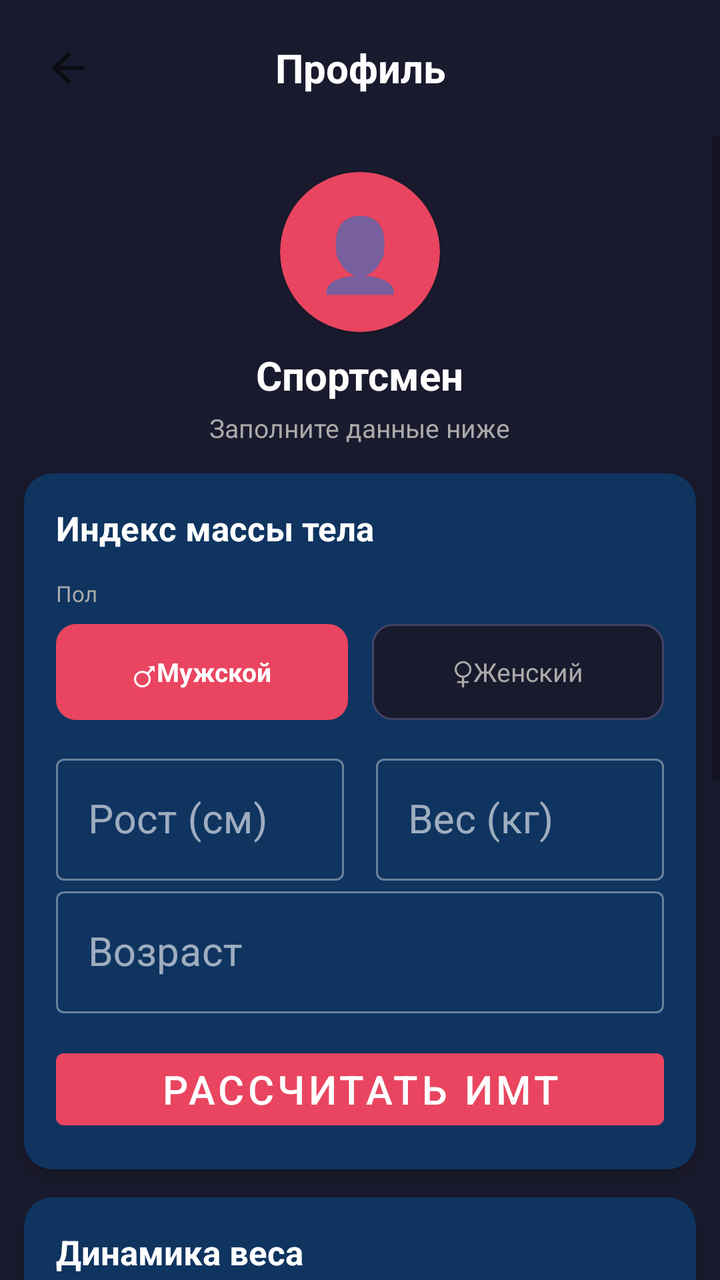
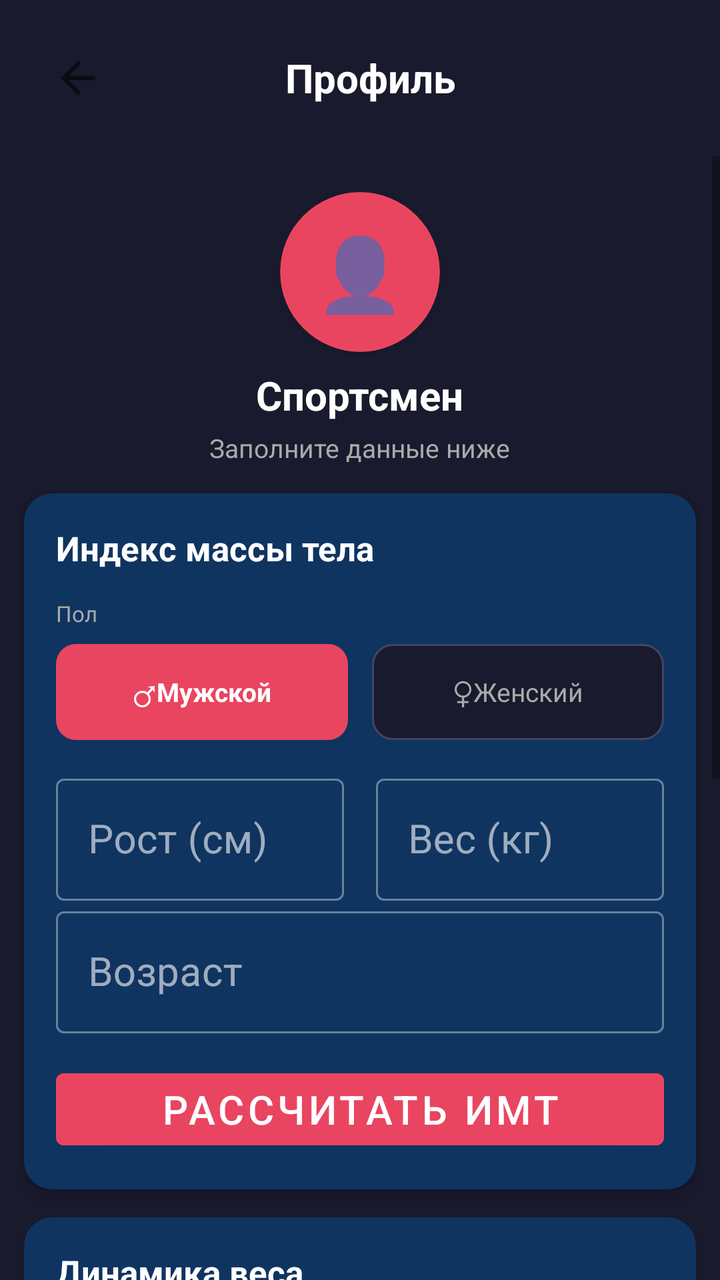

Before-and-after screenshots of an Android layout around one commit, followed by the original layout XML and the change that was made.
<!-- AndroidManifest.xml: application theme Theme.Personaltrainer -->
<!-- res/layout/activity_profile.xml -->
<?xml version="1.0" encoding="utf-8"?>
<LinearLayout xmlns:android="http://schemas.android.com/apk/res/android"
    xmlns:app="http://schemas.android.com/apk/res-auto"
    android:id="@+id/rootProfile"
    android:layout_width="match_parent"
    android:layout_height="match_parent"
    android:background="@color/background_dark"
    android:orientation="vertical">

    <LinearLayout
        android:layout_width="match_parent"
        android:layout_height="wrap_content"
        android:gravity="center_vertical"
        android:orientation="horizontal"
        android:padding="@dimen/spacing_md">

        <ImageView
            android:id="@+id/btnBack"
            android:layout_width="40dp"
            android:layout_height="40dp"
            android:padding="8dp"
            android:src="@drawable/arrow_back"
            android:background="?attr/selectableItemBackgroundBorderless"
            android:clickable="true"
            android:focusable="true"
            android:contentDescription="@string/btn_back" />

        <TextView
            android:layout_width="0dp"
            android:layout_height="wrap_content"
            android:layout_weight="1"
            android:gravity="center"
            android:maxLines="1"
            android:text="@string/profile_title"
            android:textColor="@color/white"
            android:textSize="@dimen/text_xl"
            android:textStyle="bold" />

        <View
            android:layout_width="40dp"
            android:layout_height="@dimen/btn_height_sm" />

    </LinearLayout>

    <ScrollView
        android:id="@+id/scrollViewProfile"
        android:layout_width="match_parent"
        android:layout_height="0dp"
        android:layout_weight="1"
        android:fillViewport="true">

        <LinearLayout
            android:layout_width="match_parent"
            android:layout_height="wrap_content"
            android:orientation="vertical"
            android:paddingBottom="@dimen/spacing_xl">

            <LinearLayout
                android:layout_width="match_parent"
                android:layout_height="wrap_content"
                android:gravity="center"
                android:orientation="vertical"
                android:paddingTop="@dimen/spacing_lg"
                android:paddingBottom="@dimen/spacing_md">

                <androidx.cardview.widget.CardView
                    android:layout_width="@dimen/profile_avatar"
                    android:layout_height="@dimen/profile_avatar"
                    app:cardBackgroundColor="@color/primary"
                    app:cardCornerRadius="50dp">

                    <TextView
                        android:layout_width="match_parent"
                        android:layout_height="match_parent"
                        android:gravity="center"
                        android:text="@string/profile_emoji"
                        android:textSize="36sp" />

                </androidx.cardview.widget.CardView>

                <TextView
                    android:layout_width="wrap_content"
                    android:layout_height="wrap_content"
                    android:layout_marginTop="@dimen/spacing_sm"
                    android:text="@string/profile_default_name"
                    android:textColor="@color/white"
                    android:textSize="@dimen/profile_title_text"
                    android:textStyle="bold" />

                <TextView
                    android:id="@+id/tvBmiCategory"
                    android:layout_width="wrap_content"
                    android:layout_height="wrap_content"
                    android:layout_marginTop="4dp"
                    android:text="@string/profile_fill_data"
                    android:textColor="@color/text_secondary"
                    android:textSize="@dimen/text_sm" />

            </LinearLayout>

            <androidx.cardview.widget.CardView
                android:layout_width="match_parent"
                android:layout_height="wrap_content"
                android:layout_marginHorizontal="@dimen/card_margin"
                android:layout_marginBottom="@dimen/spacing_md"
                app:cardBackgroundColor="@color/background_card"
                app:cardCornerRadius="@dimen/card_radius"
                app:cardElevation="@dimen/card_elevation">

                <LinearLayout
                    android:layout_width="match_parent"
                    android:layout_height="wrap_content"
                    android:orientation="vertical"
                    android:padding="@dimen/card_padding">

                    <TextView
                        android:layout_width="wrap_content"
                        android:layout_height="wrap_content"
                        android:layout_marginBottom="@dimen/spacing_md"
                        android:text="@string/bmi_title"
                        android:textColor="@color/white"
                        android:textSize="@dimen/text_lg"
                        android:textStyle="bold" />

                    <TextView
                        android:layout_width="wrap_content"
                        android:layout_height="wrap_content"
                        android:layout_marginBottom="@dimen/spacing_sm"
                        android:text="@string/gender"
                        android:textColor="@color/text_secondary"
                        android:textSize="@dimen/text_xs" />

                    <LinearLayout
                        android:layout_width="match_parent"
                        android:layout_height="@dimen/btn_height_md"
                        android:layout_marginBottom="@dimen/spacing_md"
                        android:orientation="horizontal">

                        <LinearLayout
                            android:id="@+id/btnGenderMale"
                            android:layout_width="0dp"
                            android:layout_height="match_parent"
                            android:layout_marginEnd="6dp"
                            android:layout_weight="1"
                            android:background="@drawable/bg_gender_selected"
                            android:clickable="true"
                            android:focusable="true"
                            android:gravity="center"
                            android:orientation="horizontal">

                            <TextView
                                android:layout_width="wrap_content"
                                android:layout_height="wrap_content"
                                android:text="@string/male_symbol"
                                android:textColor="@color/white"
                                android:textSize="@dimen/text_md" />

                            <TextView
                                android:id="@+id/tvGenderMaleLabel"
                                android:layout_width="wrap_content"
                                android:layout_height="wrap_content"
                                android:maxLines="1"
                                android:text="@string/gender_male"
                                android:textColor="@color/white"
                                android:textSize="@dimen/text_sm"
                                android:textStyle="bold" />

                        </LinearLayout>

                        <LinearLayout
                            android:id="@+id/btnGenderFemale"
                            android:layout_width="0dp"
                            android:layout_height="match_parent"
                            android:layout_marginStart="6dp"
                            android:layout_weight="1"
                            android:background="@drawable/bg_gender_unselected"
                            android:clickable="true"
                            android:focusable="true"
                            android:gravity="center"
                            android:orientation="horizontal">

                            <TextView
                                android:layout_width="wrap_content"
                                android:layout_height="wrap_content"
                                android:text="@string/female_symbol"
                                android:textColor="@color/text_secondary"
                                android:textSize="@dimen/text_md" />

                            <TextView
                                android:id="@+id/tvGenderFemaleLabel"
                                android:layout_width="wrap_content"
                                android:layout_height="wrap_content"
                                android:maxLines="1"
                                android:text="@string/gender_female"
                                android:textColor="@color/text_secondary"
                                android:textSize="@dimen/text_sm" />

                        </LinearLayout>

                    </LinearLayout>

                    <LinearLayout
                        android:layout_width="match_parent"
                        android:layout_height="wrap_content"
                        android:orientation="horizontal">

                        <LinearLayout
                            android:layout_width="0dp"
                            android:layout_height="wrap_content"
                            android:layout_marginEnd="@dimen/spacing_sm"
                            android:layout_weight="1"
                            android:orientation="vertical">

                            <com.google.android.material.textfield.TextInputLayout
                                style="@style/Widget.MaterialComponents.TextInputLayout.OutlinedBox"
                                android:layout_width="match_parent"
                                android:layout_height="wrap_content"
                                android:theme="@style/ThemeOverlay.Profile.Input">

                                <com.google.android.material.textfield.TextInputEditText
                                    android:id="@+id/etHeight"
                                    android:layout_width="match_parent"
                                    android:layout_height="wrap_content"
                                    android:hint="@string/height_hint"
                                    android:inputType="numberDecimal"
                                    android:textColor="@color/white"
                                    android:textColorHint="@color/text_hint"
                                    android:textSize="@dimen/text_md" />

                            </com.google.android.material.textfield.TextInputLayout>

                        </LinearLayout>

                        <LinearLayout
                            android:layout_width="0dp"
                            android:layout_height="wrap_content"
                            android:layout_marginStart="@dimen/spacing_sm"
                            android:layout_weight="1"
                            android:orientation="vertical">


                            <com.google.android.material.textfield.TextInputLayout
                                style="@style/Widget.MaterialComponents.TextInputLayout.OutlinedBox"
                                android:layout_width="match_parent"
                                android:layout_height="wrap_content"
                                android:theme="@style/ThemeOverlay.Profile.Input">

                                <com.google.android.material.textfield.TextInputEditText
                                    android:id="@+id/etWeight"
                                    android:layout_width="match_parent"
                                    android:layout_height="wrap_content"
                                    android:hint="@string/weight_hint"
                                    android:inputType="numberDecimal"
                                    android:textColor="@color/white"
                                    android:textColorHint="@color/text_hint"
                                    android:textSize="@dimen/text_md" />

                            </com.google.android.material.textfield.TextInputLayout>

                        </LinearLayout>

                    </LinearLayout>



                    <com.google.android.material.textfield.TextInputLayout
                        style="@style/Widget.MaterialComponents.TextInputLayout.OutlinedBox"
                        android:layout_width="match_parent"
                        android:layout_height="wrap_content"
                        android:theme="@style/ThemeOverlay.Profile.Input">

                        <com.google.android.material.textfield.TextInputEditText
                            android:id="@+id/etAge"
                            android:layout_width="match_parent"
                            android:layout_height="wrap_content"
                            android:hint="@string/age_hint"
                            android:inputType="number"
                            android:textColor="@color/white"
                            android:textColorHint="@color/text_hint"
                            android:textSize="@dimen/text_md" />

                    </com.google.android.material.textfield.TextInputLayout>

                    <Button
                        android:id="@+id/btnCalculateBmi"
                        android:layout_width="match_parent"
                        android:layout_height="@dimen/btn_height_md"
                        android:layout_marginTop="@dimen/spacing_md"
                        android:backgroundTint="@color/primary"
                        android:text="@string/calculate_bmi"
                        android:textColor="@color/white"
                        android:textSize="@dimen/text_md" />

                    <LinearLayout
                        android:id="@+id/layoutBmiResult"
                        android:layout_width="match_parent"
                        android:layout_height="wrap_content"
                        android:layout_marginTop="@dimen/spacing_md"
                        android:background="@drawable/bg_bmi_result"
                        android:orientation="vertical"
                        android:padding="@dimen/spacing_sm"
                        android:visibility="gone">

                        <LinearLayout
                            android:layout_width="match_parent"
                            android:layout_height="wrap_content"
                            android:gravity="center"
                            android:orientation="horizontal">

                            <LinearLayout
                                android:layout_width="0dp"
                                android:layout_height="wrap_content"
                                android:layout_weight="1"
                                android:gravity="center"
                                android:orientation="vertical">

                                <TextView
                                    android:layout_width="wrap_content"
                                    android:layout_height="wrap_content"
                                    android:text="@string/bmi_label"
                                    android:textColor="@color/text_secondary"
                                    android:textSize="@dimen/text_xs" />

                                <TextView
                                    android:id="@+id/tvBmiValue"
                                    android:layout_width="wrap_content"
                                    android:layout_height="wrap_content"
                                    android:text="@string/bmi_dash"
                                    android:textColor="@color/white"
                                    android:textSize="@dimen/bmi_value_text"
                                    android:textStyle="bold" />

                            </LinearLayout>

                            <View
                                android:layout_width="1dp"
                                android:layout_height="44dp"
                                android:background="@color/divider_light" />

                            <LinearLayout
                                android:layout_width="0dp"
                                android:layout_height="wrap_content"
                                android:layout_weight="1"
                                android:gravity="center"
                                android:orientation="vertical">

                                <TextView
                                    android:layout_width="wrap_content"
                                    android:layout_height="wrap_content"
                                    android:text="@string/bmi_category"
                                    android:textColor="@color/text_secondary"
                                    android:textSize="@dimen/text_xs" />

                                <TextView
                                    android:id="@+id/tvBmiResultCategory"
                                    android:layout_width="wrap_content"
                                    android:layout_height="wrap_content"
                                    android:gravity="center"
                                    android:maxLines="2"
                                    android:text="@string/bmi_dash"
                                    android:textColor="@color/accent"
                                    android:textSize="@dimen/bmi_category_text"
                                    android:textStyle="bold" />

                            </LinearLayout>

                        </LinearLayout>

                        <TextView
                            android:id="@+id/tvBmiNorm"
                            android:layout_width="match_parent"
                            android:layout_height="wrap_content"
                            android:layout_marginTop="@dimen/spacing_sm"
                            android:gravity="center"
                            android:maxLines="2"
                            android:textColor="@color/text_secondary"
                            android:textSize="@dimen/text_xs" />

                    </LinearLayout>

                </LinearLayout>

            </androidx.cardview.widget.CardView>

            <androidx.cardview.widget.CardView
                android:layout_width="match_parent"
                android:layout_height="wrap_content"
                android:layout_marginHorizontal="@dimen/card_margin"
                android:layout_marginBottom="@dimen/spacing_md"
                app:cardBackgroundColor="@color/background_card"
                app:cardCornerRadius="@dimen/card_radius"
                app:cardElevation="@dimen/card_elevation">

                <LinearLayout
                    android:layout_width="match_parent"
                    android:layout_height="wrap_content"
                    android:orientation="vertical"
                    android:padding="@dimen/card_padding">

                    <TextView
                        android:layout_width="wrap_content"
                        android:layout_height="wrap_content"
                        android:layout_marginBottom="@dimen/spacing_sm"
                        android:text="@string/weight_dynamics"
                        android:textColor="@color/white"
                        android:textSize="@dimen/text_lg"
                        android:textStyle="bold" />

                    <TextView
                        android:id="@+id/tvNoWeightData"
                        android:layout_width="match_parent"
                        android:layout_height="wrap_content"
                        android:gravity="center"
                        android:padding="@dimen/spacing_lg"
                        android:text="@string/no_weight_data"
                        android:textColor="@color/text_hint"
                        android:textSize="@dimen/text_sm"
                        android:visibility="visible" />

                    <com.github.mikephil.charting.charts.LineChart
                        android:id="@+id/weightChart"
                        android:layout_width="match_parent"
                        android:layout_height="@dimen/chart_height"
                        android:visibility="gone" />

                </LinearLayout>

            </androidx.cardview.widget.CardView>

            <androidx.cardview.widget.CardView
                android:layout_width="match_parent"
                android:layout_height="wrap_content"
                android:layout_marginHorizontal="@dimen/card_margin"
                android:layout_marginBottom="@dimen/spacing_md"
                app:cardBackgroundColor="@color/background_card"
                app:cardCornerRadius="@dimen/card_radius"
                app:cardElevation="@dimen/card_elevation">

                <LinearLayout
                    android:layout_width="match_parent"
                    android:layout_height="wrap_content"
                    android:orientation="vertical"
                    android:padding="@dimen/card_padding">

                    <TextView
                        android:layout_width="wrap_content"
                        android:layout_height="wrap_content"
                        android:layout_marginBottom="@dimen/spacing_md"
                        android:text="@string/stats_title"
                        android:textColor="@color/white"
                        android:textSize="@dimen/text_lg"
                        android:textStyle="bold" />

                    <LinearLayout
                        android:layout_width="match_parent"
                        android:layout_height="wrap_content"
                        android:baselineAligned="false"
                        android:orientation="horizontal">

                        <LinearLayout
                            android:layout_width="0dp"
                            android:layout_height="wrap_content"
                            android:layout_marginEnd="4dp"
                            android:layout_weight="1"
                            android:background="@drawable/bg_stat_card"
                            android:gravity="center"
                            android:minHeight="@dimen/stat_min_height"
                            android:orientation="vertical"
                            android:padding="@dimen/stat_card_padding">

                            <TextView
                                android:id="@+id/tvTotalWorkouts"
                                android:layout_width="wrap_content"
                                android:layout_height="wrap_content"
                                android:maxLines="1"
                                android:text="0"
                                android:textColor="@color/primary"
                                android:textSize="@dimen/stat_value_text"
                                android:textStyle="bold" />

                            <TextView
                                android:layout_width="wrap_content"
                                android:layout_height="wrap_content"
                                android:gravity="center"
                                android:maxLines="1"
                                android:text="@string/workouts_total"
                                android:textColor="@color/text_secondary"
                                android:textSize="@dimen/stat_label_text" />

                        </LinearLayout>

                        <LinearLayout
                            android:layout_width="0dp"
                            android:layout_height="wrap_content"
                            android:layout_marginHorizontal="4dp"
                            android:layout_weight="1"
                            android:background="@drawable/bg_stat_card"
                            android:gravity="center"
                            android:minHeight="@dimen/stat_min_height"
                            android:orientation="vertical"
                            android:padding="@dimen/stat_card_padding">

                            <TextView
                                android:id="@+id/tvCurrentStreak"
                                android:layout_width="wrap_content"
                                android:layout_height="wrap_content"
                                android:maxLines="1"
                                android:text="0"
                                android:textColor="@color/stat_streak"
                                android:textSize="@dimen/stat_value_text"
                                android:textStyle="bold" />

                            <TextView
                                android:layout_width="wrap_content"
                                android:layout_height="wrap_content"
                                android:gravity="center"
                                android:maxLines="1"
                                android:text="@string/streak_days"
                                android:textColor="@color/text_secondary"
                                android:textSize="@dimen/stat_label_text" />

                        </LinearLayout>

                        <LinearLayout
                            android:layout_width="0dp"
                            android:layout_height="wrap_content"
                            android:layout_marginStart="4dp"
                            android:layout_weight="1"
                            android:background="@drawable/bg_stat_card"
                            android:gravity="center"
                            android:minHeight="@dimen/stat_min_height"
                            android:orientation="vertical"
                            android:padding="@dimen/stat_card_padding">

                            <TextView
                                android:id="@+id/tvWeekWorkouts"
                                android:layout_width="wrap_content"
                                android:layout_height="wrap_content"
                                android:maxLines="1"
                                android:text="0"
                                android:textColor="@color/stat_week"
                                android:textSize="@dimen/stat_value_text"
                                android:textStyle="bold" />

                            <TextView
                                android:layout_width="wrap_content"
                                android:layout_height="wrap_content"
                                android:gravity="center"
                                android:maxLines="1"
                                android:text="@string/week_workouts"
                                android:textColor="@color/text_secondary"
                                android:textSize="@dimen/stat_label_text" />

                        </LinearLayout>

                    </LinearLayout>

                </LinearLayout>

            </androidx.cardview.widget.CardView>

            <androidx.cardview.widget.CardView
                android:layout_width="match_parent"
                android:layout_height="wrap_content"
                android:layout_marginHorizontal="@dimen/card_margin"
                android:layout_marginBottom="@dimen/spacing_md"
                app:cardBackgroundColor="@color/background_card"
                app:cardCornerRadius="@dimen/card_radius"
                app:cardElevation="@dimen/card_elevation">

                <LinearLayout
                    android:layout_width="match_parent"
                    android:layout_height="wrap_content"
                    android:orientation="vertical"
                    android:padding="@dimen/card_padding">

                    <LinearLayout
                        android:layout_width="match_parent"
                        android:layout_height="wrap_content"
                        android:layout_marginBottom="@dimen/spacing_sm"
                        android:gravity="center_vertical"
                        android:orientation="horizontal">

                        <TextView
                            android:layout_width="0dp"
                            android:layout_height="wrap_content"
                            android:layout_weight="1"
                            android:ellipsize="end"
                            android:maxLines="1"
                            android:text="@string/history_title"
                            android:textColor="@color/white"
                            android:textSize="@dimen/text_lg"
                            android:textStyle="bold" />

                        <Button
                            android:id="@+id/btnClearHistory"
                            android:layout_width="wrap_content"
                            android:layout_height="@dimen/btn_height_sm"
                            android:backgroundTint="@color/onboarding_counter_bg"
                            android:paddingHorizontal="@dimen/spacing_sm"
                            android:text="@string/clear_history"
                            android:textColor="@color/text_secondary"
                            android:textSize="@dimen/text_xs" />

                    </LinearLayout>

                    <TextView
                        android:id="@+id/tvNoHistory"
                        android:layout_width="match_parent"
                        android:layout_height="wrap_content"
                        android:gravity="center"
                        android:padding="@dimen/spacing_lg"
                        android:text="@string/no_history"
                        android:textColor="@color/text_hint"
                        android:textSize="@dimen/text_sm"
                        android:visibility="visible" />

                    <androidx.recyclerview.widget.RecyclerView
                        android:id="@+id/rvHistory"
                        android:layout_width="match_parent"
                        android:layout_height="wrap_content"
                        android:nestedScrollingEnabled="false"
                        android:visibility="gone" />

                </LinearLayout>

            </androidx.cardview.widget.CardView>

        </LinearLayout>

    </ScrollView>

</LinearLayout>
<!-- resources referenced by this layout -->
<resources>
  <color name="accent">#00FF88</color>
  <color name="background_card">#0F3460</color>
  <color name="background_dark">#1A1A2E</color>
  <color name="divider_light">#33FFFFFF</color>
  <color name="onboarding_counter_bg">#22FFFFFF</color>
  <color name="primary">#E94560</color>
  <color name="stat_streak">#FFD700</color>
  <color name="stat_week">#00AAFF</color>
  <color name="text_hint">#666666</color>
  <color name="text_secondary">#AAAAAA</color>
  <color name="white">#FFFFFFFF</color>
  <dimen name="bmi_category_text">12sp</dimen>
  <dimen name="bmi_value_text">26sp</dimen>
  <dimen name="btn_height_md">44dp</dimen>
  <dimen name="btn_height_sm">34dp</dimen>
  <dimen name="card_elevation">4dp</dimen>
  <dimen name="card_margin">10dp</dimen>
  <dimen name="card_padding">14dp</dimen>
  <dimen name="card_radius">12dp</dimen>
  <dimen name="chart_height">160dp</dimen>
  <dimen name="profile_avatar">72dp</dimen>
  <dimen name="profile_title_text">18sp</dimen>
  <dimen name="spacing_lg">16dp</dimen>
  <dimen name="spacing_md">12dp</dimen>
  <dimen name="spacing_sm">8dp</dimen>
  <dimen name="spacing_xl">24dp</dimen>
  <dimen name="stat_card_padding">8dp</dimen>
  <dimen name="stat_label_text">9sp</dimen>
  <dimen name="stat_min_height">60dp</dimen>
  <dimen name="stat_value_text">22sp</dimen>
  <dimen name="text_lg">16sp</dimen>
  <dimen name="text_md">18sp</dimen>
  <dimen name="text_sm">12sp</dimen>
  <dimen name="text_xl">18sp</dimen>
  <dimen name="text_xs">10sp</dimen>
  <!-- drawable bg_gender_selected (drawable) -->
  <?xml version="1.0" encoding="utf-8"?>
  <shape xmlns:android="http://schemas.android.com/apk/res/android"
      android:shape="rectangle">
      <solid android:color="#E94560"/>
      <corners android:radius="10dp"/>
  </shape>
  <!-- drawable bg_stat_card (drawable) -->
  <?xml version="1.0" encoding="utf-8"?>
  <shape xmlns:android="http://schemas.android.com/apk/res/android"
      android:shape="rectangle">
      <solid android:color="#1A1A2E"/>
      <corners android:radius="12dp"/>
  </shape>
  <string name="age_hint">Возраст</string>
  <string name="bmi_category">Категория</string>
  <string name="bmi_dash">—</string>
  <string name="bmi_label">ИМТ</string>
  <string name="bmi_title">Индекс массы тела</string>
  <string name="btn_back">← Назад</string>
  <string name="calculate_bmi">Рассчитать ИМТ</string>
  <string name="clear_history">Очистить</string>
  <string name="female_symbol">♀ </string>
  <string name="gender">Пол</string>
  <string name="gender_female">Женский</string>
  <string name="gender_male">Мужской</string>
  <string name="height_hint">Рост (см)</string>
  <string name="history_title">История тренировок</string>
  <string name="male_symbol">♂ </string>
  <string name="no_history">История тренировок пуста
  Начните тренироваться!</string>
  <string name="no_weight_data">Сохраните вес несколько раз
  чтобы увидеть динамику</string>
  <string name="profile_default_name">Спортсмен</string>
  <string name="profile_emoji">👤</string>
  <string name="profile_fill_data">Заполните данные ниже</string>
  <string name="profile_title">Профиль</string>
  <string name="stats_title">🏆 Статистика</string>
  <string name="streak_days">Дней подряд</string>
  <string name="week_workouts">На неделе</string>
  <string name="weight_dynamics">Динамика веса</string>
  <string name="weight_hint">Вес (кг)</string>
  <string name="workouts_total">Тренировок</string>
  <style name="ThemeOverlay.Profile.Input" parent="ThemeOverlay.MaterialComponents">
          <item name="colorPrimary">@color/primary</item>
          <item name="colorOnSurface">@color/white</item>
          <item name="colorOutline">#444466</item>
      </style>
  <color name="primary_dark">#1A1A2E</color>
  <color name="secondary">#0F3460</color>
  <!-- unchanged entries left out for length: 4 -->
</resources>

<!-- the commit's change to res/layout/activity_profile.xml (unified diff, before → after) -->
@@ -16,9 +16,9 @@
 
         <ImageView
             android:id="@+id/btnBack"
-            android:layout_width="40dp"
-            android:layout_height="40dp"
-            android:padding="8dp"
+            android:layout_width="50dp"
+            android:layout_height="50dp"
+            android:padding="12dp"
             android:src="@drawable/arrow_back"
             android:background="?attr/selectableItemBackgroundBorderless"
             android:clickable="true"
<!-- resource entries referenced after the edit -->
@@ -54,7 +54,7 @@
   <string name="bmi_dash">—</string>
   <string name="bmi_label">ИМТ</string>
   <string name="bmi_title">Индекс массы тела</string>
-  <string name="btn_back">← Назад</string>
+  <string name="btn_back">Назад</string>
   <string name="calculate_bmi">Рассчитать ИМТ</string>
   <string name="clear_history">Очистить</string>
   <string name="female_symbol">♀ </string>
